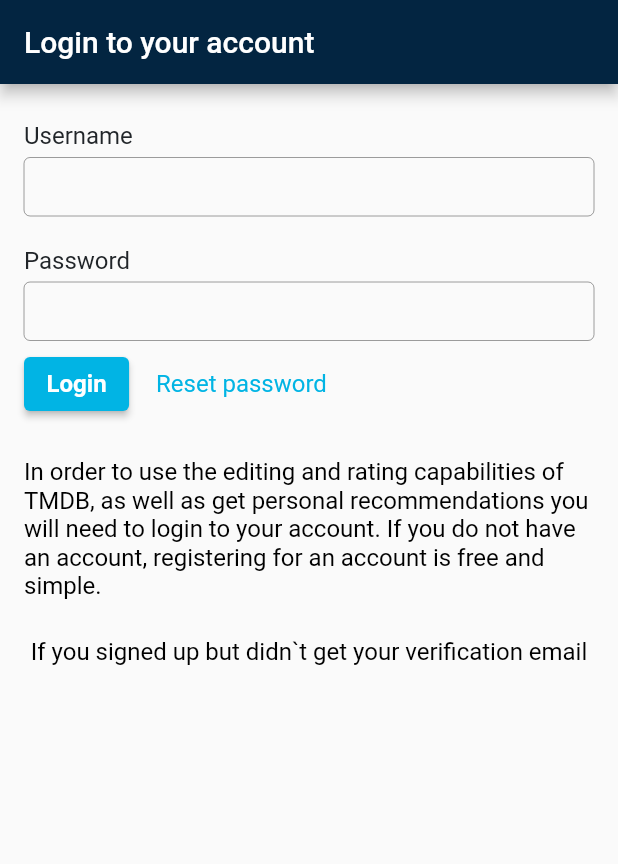
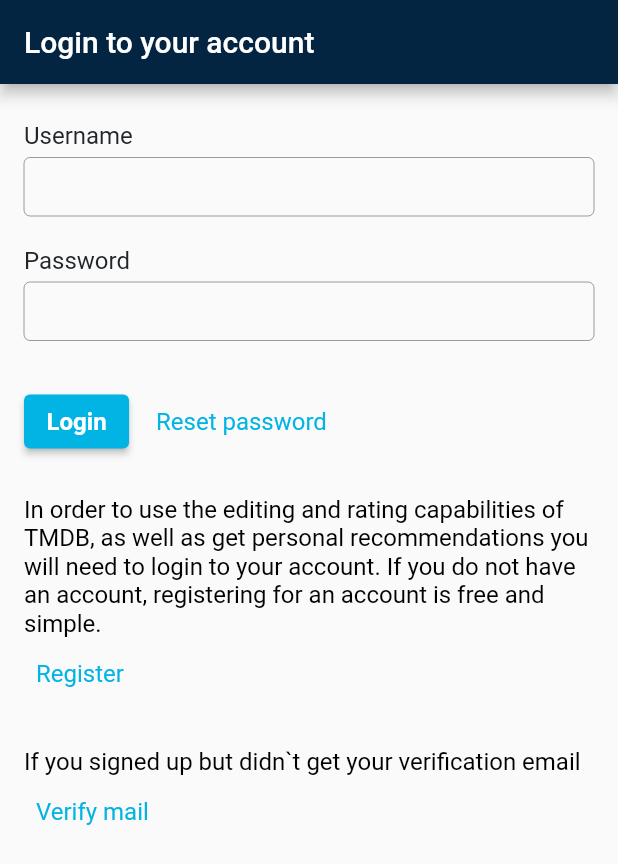
Before and after one commit to Vladislav-Popov/themoviedb, a Flutter app: the screen it shows after launch, after a tap on "Login", on a phone screen of 412 x 824 dp. Shown: the top 864 px of the screen. Run offline on Flutter 3.47's test engine with Material 2 defaults, Android fonts, the phone set to English and light mode, and no system bars.

Commit message:
Continue #1

```diff
--- /dev/null
+++ b/lib/theme/app_button_style.dart
@@ -0,0 +1,8 @@
+import 'package:flutter/material.dart';
+
+abstract class AppButtonStyle {
+  static final ButtonStyle linkButton = ButtonStyle(
+      foregroundColor: MaterialStateProperty.all(const Color(0xFF01B4E4)),
+      textStyle: MaterialStateProperty.all(
+          TextStyle(fontSize: 16, fontWeight: FontWeight.w400)));
+}
--- a/lib/widgets/auth/auth_widget.dart
+++ b/lib/widgets/auth/auth_widget.dart
@@ -1,4 +1,5 @@
 import 'package:flutter/material.dart';
+import 'package:themoviedb/theme/app_button_style.dart';
 
 class AuthWidget extends StatefulWidget {
   const AuthWidget({Key? key}) : super(key: key);
@@ -34,6 +35,7 @@ class _HeaderWidget extends StatelessWidget {
     return Padding(
       padding: const EdgeInsets.symmetric(horizontal: 16),
       child: Column(
+        crossAxisAlignment: CrossAxisAlignment.start,
         children: [
           SizedBox(height: 25),
           _FormWidget(),
@@ -42,9 +44,19 @@ class _HeaderWidget extends StatelessWidget {
             'In order to use the editing and rating capabilities of TMDB, as well as get personal recommendations you will need to login to your account. If you do not have an account, registering for an account is free and simple.',
             style: textStyle,
           ),
+          TextButton(
+            onPressed: () {},
+            child: Text('Register'),
+            style: AppButtonStyle.linkButton,
+          ),
           SizedBox(height: 25),
           Text('If you signed up but didn`t get your verification email',
               style: textStyle),
+          TextButton(
+            onPressed: () {},
+            child: Text('Verify mail'),
+            style: AppButtonStyle.linkButton,
+          ),
         ],
       ),
     );
@@ -59,6 +71,18 @@ class _FormWidget extends StatefulWidget {
 }
 
 class _FormWidgetState extends State<_FormWidget> {
+  final _loginTextController = TextEditingController();
+  final _passwordTextController = TextEditingController();
+
+  void _auth() {
+    final login = _loginTextController;
+    final passwors = _passwordTextController;
+  }
+
+  void _resetPassword() {
+    print('Сбросить пароль');
+  }
+
   @override
   Widget build(BuildContext context) {
     final textStyle = const TextStyle(
@@ -78,19 +102,21 @@ class _FormWidgetState extends State<_FormWidget> {
         SizedBox(height: 5),
         TextField(
           decoration: textFieldDecoration,
+          controller: _loginTextController,
         ),
         SizedBox(height: 20),
         Text('Password', style: textStyle),
         SizedBox(height: 5),
         TextField(
           decoration: textFieldDecoration,
+          controller: _passwordTextController,
           obscureText: true,
         ),
-        SizedBox(height: 5),
+        SizedBox(height: 30),
         Row(
           children: [
             ElevatedButton(
-              onPressed: () {},
+              onPressed: _auth,
               child: Text('Login'),
               style: ButtonStyle(
                 backgroundColor: MaterialStateProperty.all(color),
@@ -103,12 +129,9 @@ class _FormWidgetState extends State<_FormWidget> {
             ),
             SizedBox(width: 10),
             TextButton(
-              onPressed: () {},
+              onPressed: _resetPassword,
               child: Text('Reset password'),
-              style: ButtonStyle(
-                  foregroundColor: MaterialStateProperty.all(color),
-                  textStyle: MaterialStateProperty.all(
-                      TextStyle(fontSize: 16, fontWeight: FontWeight.w400))),
+              style: AppButtonStyle.linkButton,
             ),
           ],
         )
```
